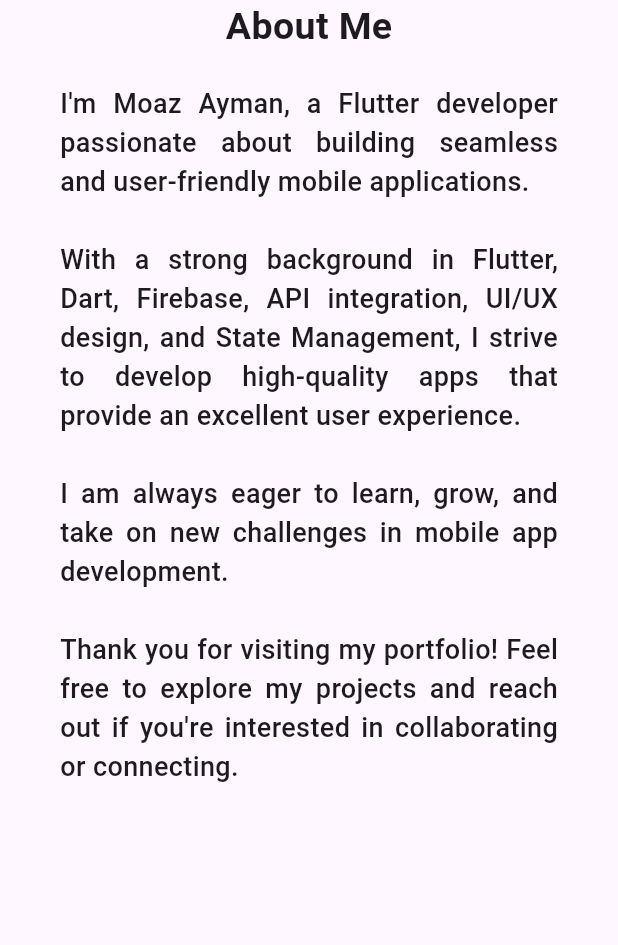
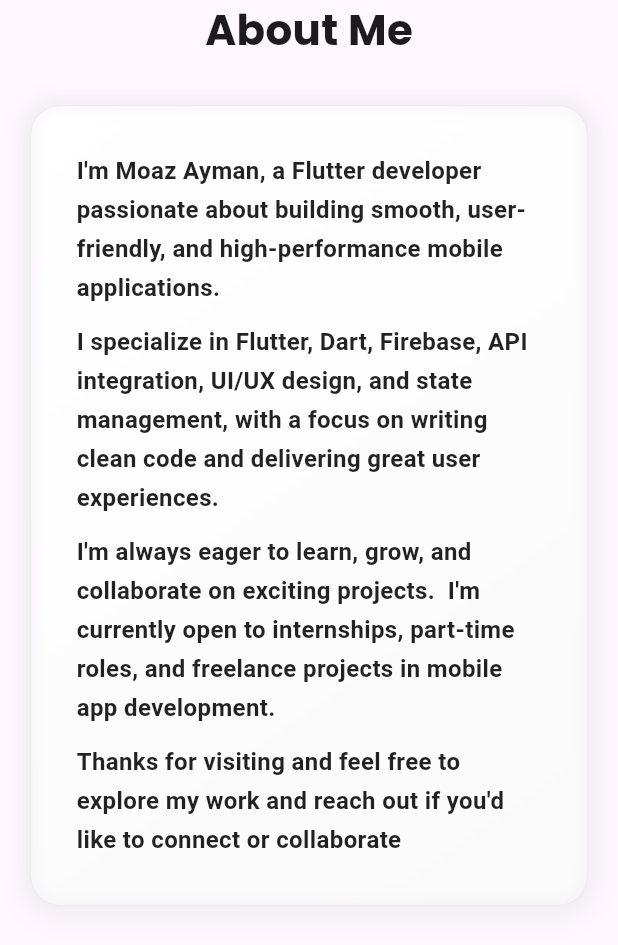
Before and after one commit to moaz-abdeltawab92/my_portfolio, a Flutter app: the AboutMe widget shown alone on an empty page, opened directly, on a phone screen of 412 x 824 dp. Shown: the top 945 px of the screen. Run offline on Flutter 3.47's test engine with Material 3 defaults, Android fonts, the phone set to English and light mode, and no system bars; our stand-ins replace google_fonts; network calls fail; Roboto replaces fonts that are missing (Cairo).

Commit message:
update font on all pages

```diff
--- a/lib/View/components/about_me.dart
+++ b/lib/View/components/about_me.dart
@@ -1,5 +1,7 @@
 import 'package:flutter/material.dart';
+import 'package:google_fonts/google_fonts.dart';
 import 'package:portfolio_website/Responsive/responsive.dart';
+import 'dart:ui';
 
 class AboutMe extends StatelessWidget {
   const AboutMe({super.key});
@@ -8,28 +10,102 @@
   Widget build(BuildContext context) {
     return Padding(
       padding: EdgeInsets.symmetric(
-        horizontal: Responsive.isMobile(context) ? 40 : 80,
+        horizontal: Responsive.isMobile(context) ? 20 : 80,
       ),
       child: Column(
         children: [
-          const Center(
-            child: Text(
-              "About Me",
-              style: TextStyle(
-                fontSize: 25,
-                fontWeight: FontWeight.bold,
+          Text(
+            "About Me",
+            style: GoogleFonts.poppins(
+              fontSize: 28,
+              fontWeight: FontWeight.bold,
+            ),
+          ),
+          const SizedBox(height: 30),
+          Container(
+            decoration: BoxDecoration(
+              gradient: LinearGradient(
+                begin: Alignment.topLeft,
+                end: Alignment.bottomRight,
+                colors: [
+                  Colors.white,
+                  Colors.grey.shade50,
+                ],
+              ),
+              borderRadius: BorderRadius.circular(20),
+              border: Border.all(
+                color: Colors.grey.shade200,
+                width: 1,
+              ),
+              boxShadow: [
+                BoxShadow(
+                  color: Colors.grey.withOpacity(0.1),
+                  spreadRadius: 5,
+                  blurRadius: 15,
+                  offset: const Offset(0, 3),
+                ),
+                BoxShadow(
+                  color: Colors.grey.withOpacity(0.05),
+                  spreadRadius: 2,
+                  blurRadius: 10,
+                  offset: const Offset(0, -2),
+                ),
+              ],
+            ),
+            child: ClipRRect(
+              borderRadius: BorderRadius.circular(20),
+              child: BackdropFilter(
+                filter: ImageFilter.blur(sigmaX: 5, sigmaY: 5),
+                child: Padding(
+                  padding: const EdgeInsets.all(30),
+                  child: Column(
+                    crossAxisAlignment: CrossAxisAlignment.start,
+                    children: [
+                      Text(
+                        "I'm Moaz Ayman, a Flutter developer passionate about building smooth, user-friendly, and high-performance mobile applications.",
+                        style: GoogleFonts.cairo(
+                          fontSize: Responsive.isMobile(context) ? 16 : 18,
+                          height: 1.6,
+                          fontWeight: FontWeight.w600,
+                          color: Colors.black87,
+                        ),
+                      ),
+                      const SizedBox(height: 10),
+                      Text(
+                        "I specialize in Flutter, Dart, Firebase, API integration, UI/UX design, and state management, with a focus on writing clean code and delivering great user experiences.",
+                        style: GoogleFonts.cairo(
+                          fontSize: Responsive.isMobile(context) ? 16 : 18,
+                          height: 1.6,
+                          fontWeight: FontWeight.w600,
+                          color: Colors.black87,
+                        ),
+                      ),
+                      const SizedBox(height: 10),
+                      Text(
+                        "I'm always eager to learn, grow, and collaborate on exciting projects.  I'm currently open to internships, part-time roles, and freelance projects in mobile app development.",
+                        style: GoogleFonts.cairo(
+                          fontSize: Responsive.isMobile(context) ? 16 : 18,
+                          height: 1.6,
+                          fontWeight: FontWeight.w600,
+                          color: Colors.black87,
+                        ),
+                      ),
+                      const SizedBox(height: 10),
+                      Text(
+                        "Thanks for visiting and feel free to explore my work and reach out if you'd like to connect or collaborate",
+                        style: GoogleFonts.cairo(
+                          fontSize: Responsive.isMobile(context) ? 16 : 18,
+                          height: 1.6,
+                          fontWeight: FontWeight.w600,
+                          color: Colors.black87,
+                        ),
+                      ),
+                    ],
+                  ),
+                ),
               ),
             ),
           ),
-          const SizedBox(height: 20),
-          Text(
-            "I'm Moaz Ayman, a Flutter developer passionate about building seamless and user-friendly mobile applications.\n\nWith a strong background in Flutter, Dart, Firebase, API integration, UI/UX design, and State Management, I strive to develop high-quality apps that provide an excellent user experience.\n\nI am always eager to learn, grow, and take on new challenges in mobile app development.\n\nThank you for visiting my portfolio! Feel free to explore my projects and reach out if you're interested in collaborating or connecting.",
-            style: TextStyle(
-              fontWeight: FontWeight.w500,
-              fontSize: Responsive.isMobile(context) ? 18 : 20,
-            ),
-            textAlign: TextAlign.justify,
-          )
         ],
       ),
     );
--- a/lib/View/components/top_skill.dart
+++ b/lib/View/components/top_skill.dart
@@ -1,4 +1,5 @@
 import 'package:flutter/material.dart';
+import 'package:google_fonts/google_fonts.dart';
 import 'package:portfolio_website/Responsive/responsive.dart';
 import 'package:portfolio_website/Utils/colors.dart';
 
@@ -9,9 +10,9 @@
   Widget build(BuildContext context) {
     return Column(
       children: [
-        const Text(
+        Text(
           "My Top Skills",
-          style: TextStyle(
+          style: GoogleFonts.poppins(
             fontSize: 25,
             fontWeight: FontWeight.bold,
           ),
--- a/lib/View/home_page.dart
+++ b/lib/View/home_page.dart
@@ -1,4 +1,5 @@
 import 'package:flutter/material.dart';
+import 'package:google_fonts/google_fonts.dart';
 import 'package:portfolio_website/Responsive/responsive.dart';
 import 'package:portfolio_website/Utils/colors.dart';
 import 'package:portfolio_website/View/Components/about_me.dart';
@@ -22,9 +23,9 @@
       backgroundColor: const Color(0XFFECEBDE),
       appBar: AppBar(
         centerTitle: false,
-        title: const Text(
+        title: Text(
           "Portfolio",
-          style: TextStyle(
+          style: GoogleFonts.nunito(
             fontSize: 26,
             fontWeight: FontWeight.bold,
             color: textColor,
--- a/lib/models/project_model.dart
+++ b/lib/models/project_model.dart
@@ -13,8 +13,8 @@
 List<ProjectModel> projects = [
   ProjectModel(
     description:
-        "تطبيق ديني بسيط يجمع بين: القرآن الكريم (قراءة)، أذكار الصباح والمساء، سبحة إلكترونية لأذكار متنوعة، أدعية من القرآن والسنة، تتبع الصلاة لمتابعة الفروض اليومية، وأحاديث نبوية",
-    imgURL: 'asset/images/tazkira.png',
+        "تطبيق ديني بسيط يجمع بين: القرآن الكريم (قراءة)، أذكار متنوعة، سبحة إلكترونية، أدعية من القرآن والسنة، تتبع الصلاة لمتابعة الفروض اليومية، وأحاديث نبوية. هدف التطبيق هو تسهيل الوصول إلى الأذكار والعبادات اليومية.",
+    imgURL: 'asset/images/tazkirra.png',
     projectName: 'تَذْكِرَة',
   ),
   ProjectModel(
```
Also changed, not shown: lib/View/components/contact_form.dart (+15 -11 lines), lib/View/components/prfile_and_intro.dart (+5 -4 lines), lib/View/components/recent_project.dart (+20 -6 lines), lib/View/components/topbar.dart (+9 -8 lines), pubspec.yaml (+4 -11 lines), asset/images/me.jpg (deleted), asset/images/tazkira.png (deleted), asset/images/tazkiraa.png (added), asset/images/tazkirra.png (added), asset/images/toku.png (deleted), pubspec.lock.
